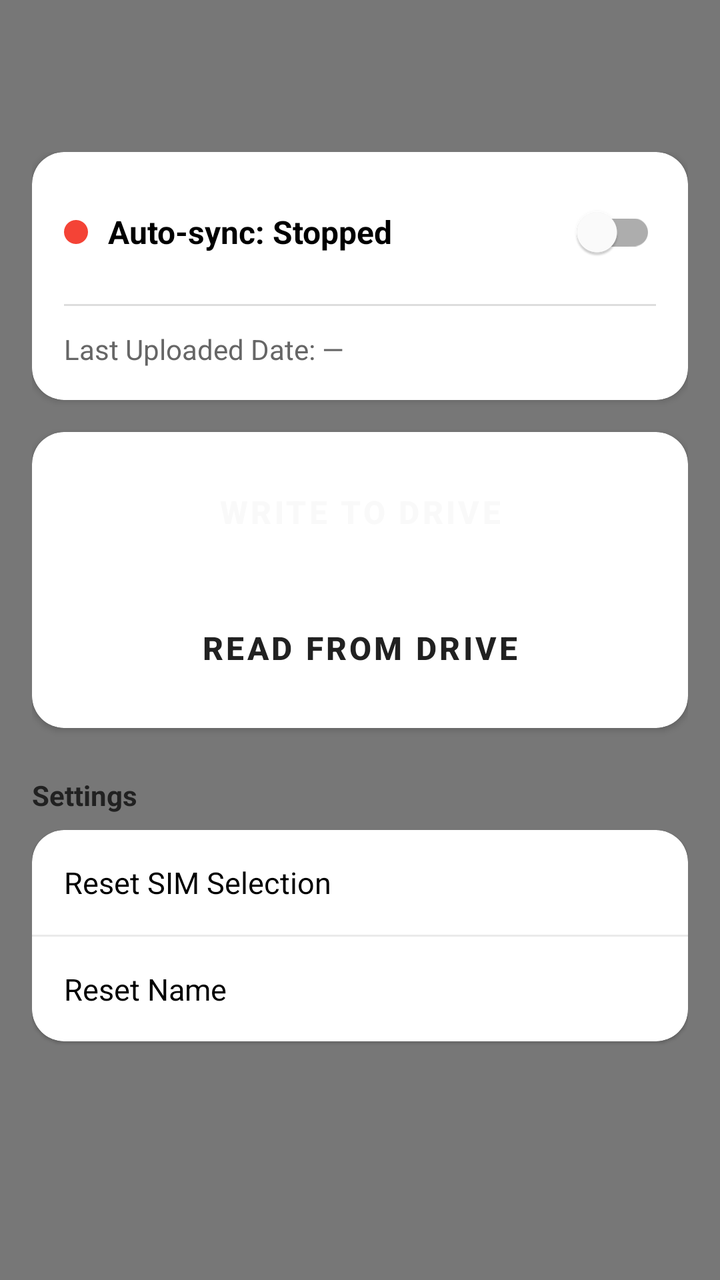
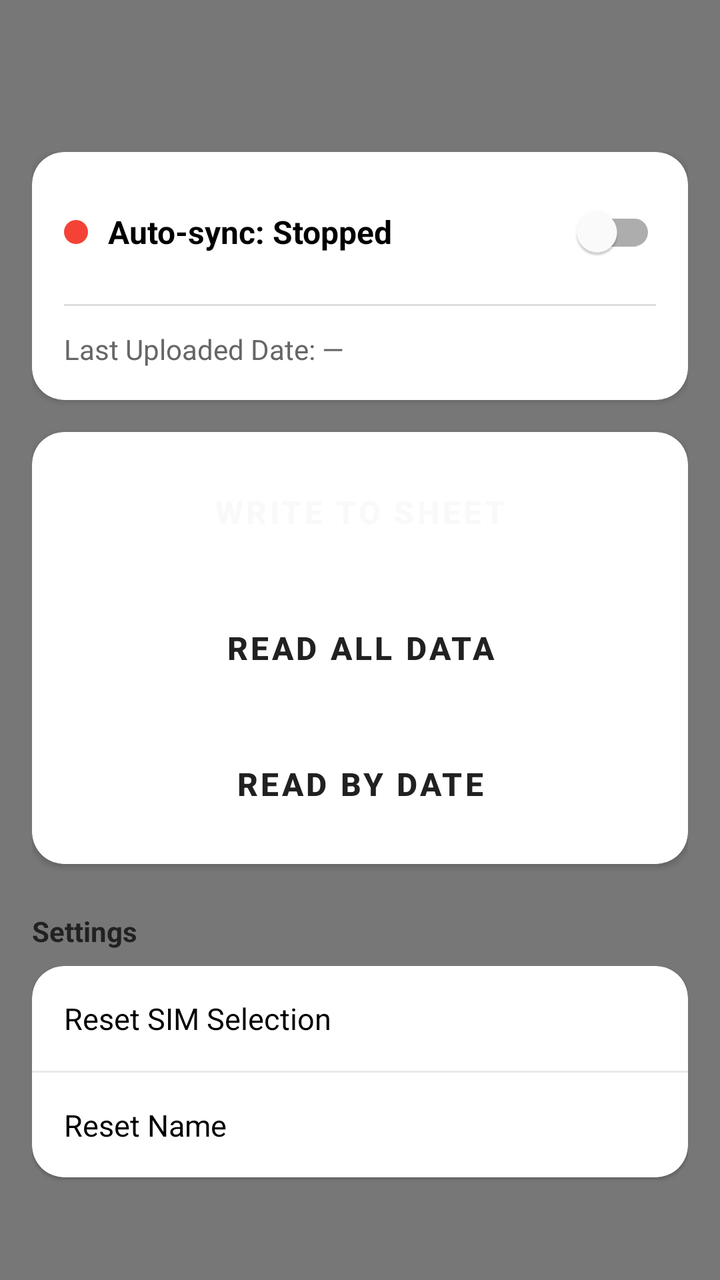

Two renders of the same Android screen: before a commit and after it. Below are the layout's source before the change and the commit's diff.
<!-- AndroidManifest.xml: application theme Theme.Calls -->
<!-- res/layout/activity_main.xml -->
<?xml version="1.0" encoding="utf-8"?>
<androidx.coordinatorlayout.widget.CoordinatorLayout xmlns:android="http://schemas.android.com/apk/res/android"
    xmlns:app="http://schemas.android.com/apk/res-auto"
    xmlns:tools="http://schemas.android.com/tools"
    android:layout_width="match_parent"
    android:layout_height="match_parent"
    android:background="@color/background"
    tools:context=".activities.MainActivity">

    <ScrollView
        android:layout_width="match_parent"
        android:layout_height="match_parent"
        android:fillViewport="true"
        android:layout_marginTop="60dp">

        <LinearLayout
            android:layout_width="match_parent"
            android:layout_height="wrap_content"
            android:orientation="vertical"
            android:padding="16dp">

            
            <com.google.android.material.card.MaterialCardView
                android:layout_width="match_parent"
                android:layout_height="wrap_content"
                app:cardCornerRadius="16dp"
                app:cardElevation="2dp"
                android:layout_marginBottom="16dp">

                <LinearLayout
                    android:layout_width="match_parent"
                    android:layout_height="wrap_content"
                    android:orientation="vertical"
                    android:padding="16dp">

                    <LinearLayout
                        android:layout_width="match_parent"
                        android:layout_height="wrap_content"
                        android:orientation="horizontal"
                        android:gravity="center_vertical">

                        <View
                            android:id="@+id/syncStatusDot"
                            android:layout_width="12dp"
                            android:layout_height="12dp"
                            android:background="@drawable/circle_shape"
                            android:backgroundTint="@color/call_missed"/>

                        <TextView
                            android:id="@+id/tvSyncStatus"
                            android:layout_width="0dp"
                            android:layout_height="wrap_content"
                            android:layout_weight="1"
                            android:layout_marginStart="10dp"
                            android:text="Auto-sync: Stopped"
                            android:textSize="16sp"
                            android:textStyle="bold"
                            android:textColor="@color/black"/>

                        <com.google.android.material.switchmaterial.SwitchMaterial
                            android:id="@+id/switchAutoSync"
                            android:layout_width="wrap_content"
                            android:layout_height="wrap_content"/>

                    </LinearLayout>

                    <View
                        android:layout_width="match_parent"
                        android:layout_height="1dp"
                        android:background="#22000000"
                        android:layout_marginVertical="12dp"/>

                    <TextView
                        android:id="@+id/lastUpload"
                        android:layout_width="match_parent"
                        android:layout_height="wrap_content"
                        android:text="Last Uploaded Date: —"
                        android:textSize="14sp"
                        android:textColor="#666666"/>

                </LinearLayout>
            </com.google.android.material.card.MaterialCardView>

            
            <com.google.android.material.card.MaterialCardView
                android:layout_width="match_parent"
                android:layout_height="wrap_content"
                app:cardCornerRadius="16dp"
                app:cardElevation="2dp"
                android:layout_marginBottom="24dp">

                <LinearLayout
                    android:layout_width="match_parent"
                    android:layout_height="wrap_content"
                    android:orientation="vertical">

                    <Button
                        android:id="@+id/btnWrite"
                        style="@style/Widget.MaterialComponents.Button"
                        android:layout_width="match_parent"
                        android:layout_height="56dp"
                        android:layout_margin="12dp"
                        android:text="Write to Drive"
                        android:textSize="16sp"
                        android:textStyle="bold"
                        app:cornerRadius="12dp"
                        app:icon="@android:drawable/ic_menu_upload"
                        app:iconGravity="textStart"/>

                    <Button
                        android:id="@+id/btnRead"
                        style="@style/Widget.MaterialComponents.Button.OutlinedButton"
                        android:layout_width="match_parent"
                        android:layout_height="56dp"
                        android:layout_marginHorizontal="12dp"
                        android:layout_marginBottom="12dp"
                        android:text="Read from Drive"
                        android:textSize="16sp"
                        android:textStyle="bold"
                        app:cornerRadius="12dp"
                        app:icon="@android:drawable/ic_menu_view"
                        app:iconGravity="textStart"/>

                </LinearLayout>
            </com.google.android.material.card.MaterialCardView>

            <TextView
                android:layout_width="wrap_content"
                android:layout_height="wrap_content"
                android:text="Settings"
                android:textSize="14sp"
                android:textStyle="bold"
                android:textColor="@color/recycleTextPrim"
                android:layout_marginBottom="8dp"/>

            <com.google.android.material.card.MaterialCardView
                android:layout_width="match_parent"
                android:layout_height="wrap_content"
                app:cardCornerRadius="16dp"
                app:cardElevation="1dp">

                <LinearLayout
                    android:layout_width="match_parent"
                    android:layout_height="wrap_content"
                    android:orientation="vertical">

                    <TextView
                        android:id="@+id/btnResetSim"
                        android:layout_width="match_parent"
                        android:layout_height="wrap_content"
                        android:padding="16dp"
                        android:text="Reset SIM Selection"
                        android:textSize="15sp"
                        android:textColor="@color/black"
                        android:background="?attr/selectableItemBackground"
                        android:clickable="true"
                        android:focusable="true"/>

                    <View
                        android:layout_width="match_parent"
                        android:layout_height="1dp"
                        android:background="#15000000"/>

                    <TextView
                        android:id="@+id/btnResetName"
                        android:layout_width="match_parent"
                        android:layout_height="wrap_content"
                        android:padding="16dp"
                        android:text="Reset Name"
                        android:textSize="15sp"
                        android:textColor="@color/black"
                        android:background="?attr/selectableItemBackground"
                        android:clickable="true"
                        android:focusable="true"/>

                </LinearLayout>
            </com.google.android.material.card.MaterialCardView>

        </LinearLayout>
    </ScrollView>

</androidx.coordinatorlayout.widget.CoordinatorLayout>
<!-- resources referenced by this layout -->
<resources>
  <color name="background">#777777</color>
  <color name="black">#FF000000</color>
  <color name="call_missed">#F44336</color>
  <color name="recycleTextPrim">#212121</color>
  <!-- drawable circle_shape (drawable) -->
  <?xml version="1.0" encoding="utf-8"?>
  <shape xmlns:android="http://schemas.android.com/apk/res/android"
      android:shape="oval">
      <solid android:color="@android:color/white"/>
  </shape>
  <style name="Theme.Calls" parent="Theme.MaterialComponents.Light.NoActionBar">
          <item name="colorPrimary">@color/button</item>
          <item name="colorOnPrimary">@color/buttonText</item>
          <item name="android:statusBarColor">@color/background</item>
      </style>
  <color name="button">#212121</color>
  <color name="buttonText">#F9F9F9</color>
</resources>

<!-- the commit's change to res/layout/activity_main.xml (unified diff, before → after) -->
@@ -100,7 +100,7 @@
                         android:layout_width="match_parent"
                         android:layout_height="56dp"
                         android:layout_margin="12dp"
-                        android:text="Write to Drive"
+                        android:text="Write to sheet"
                         android:textSize="16sp"
                         android:textStyle="bold"
                         app:cornerRadius="12dp"
@@ -114,7 +114,20 @@
                         android:layout_height="56dp"
                         android:layout_marginHorizontal="12dp"
                         android:layout_marginBottom="12dp"
-                        android:text="Read from Drive"
+                        android:text="Read all data"
+                        android:textSize="16sp"
+                        android:textStyle="bold"
+                        app:cornerRadius="12dp"
+                        app:icon="@android:drawable/ic_menu_view"
+                        app:iconGravity="textStart"/>
+                    <Button
+                        android:id="@+id/btnReadbyDate"
+                        style="@style/Widget.MaterialComponents.Button.OutlinedButton"
+                        android:layout_width="match_parent"
+                        android:layout_height="56dp"
+                        android:layout_marginHorizontal="12dp"
+                        android:layout_marginBottom="12dp"
+                        android:text="Read by date"
                         android:textSize="16sp"
                         android:textStyle="bold"
                         app:cornerRadius="12dp"
